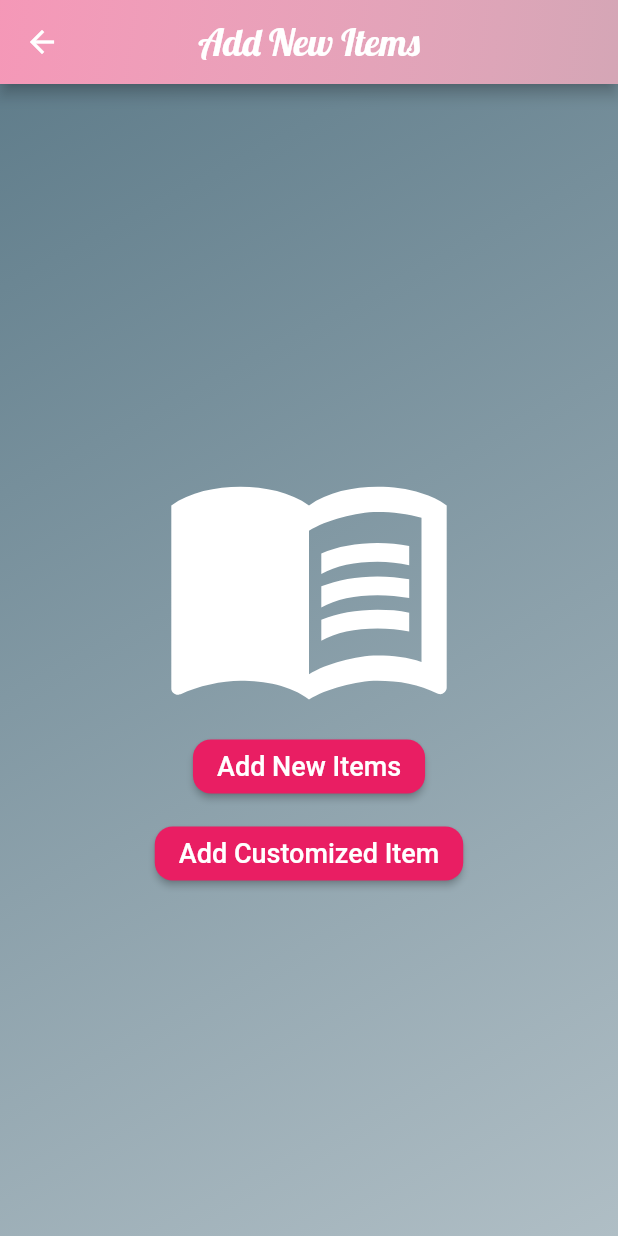
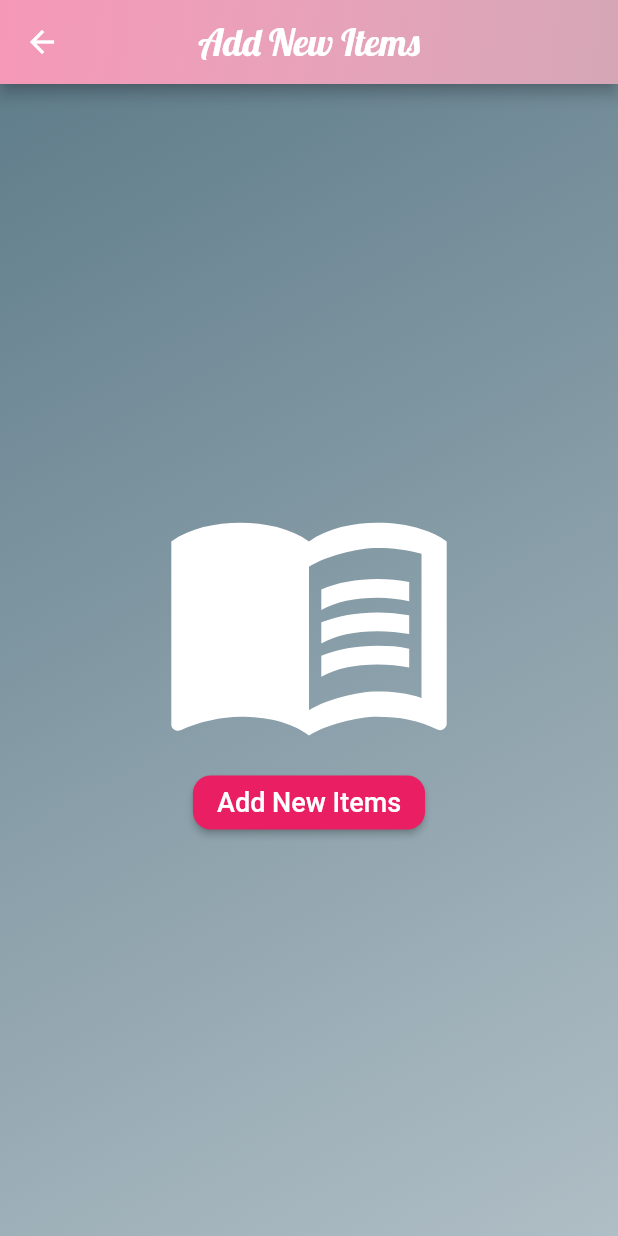
Before and after one commit to melisauzulu/cakery_app, a Flutter app: the ItemsUploadScreen screen opened directly, on a phone screen of 412 x 824 dp. Run offline on Flutter 3.47's test engine with Material 2 defaults, Android fonts, the phone set to English and light mode, and no system bars; our stand-ins replace cloud_firestore, firebase_auth, firebase_core, firebase_storage, fluttertoast, geocoding and 4 more; missing offline and left inert: cloud_firestore_web, dart:ffi, firebase_auth_web, firebase_core_web, firebase_storage_web, geolocator_web and 2 more; accounts and stored records are empty.

Commit message:
button fix

```diff
--- a/lib/uploadScreens/items_upload_screen.dart
+++ b/lib/uploadScreens/items_upload_screen.dart
@@ -115,29 +115,7 @@ defaultScreen(){
               },
             ),
             const SizedBox(height: 10),
-            ElevatedButton(
-              child: const Text(
-                "Add Customized Item",
-                style: TextStyle(
-                  color: Colors.white,
-                  fontSize: 18,
-                ),
-              ),
-              style: ButtonStyle(
-                backgroundColor: MaterialStateProperty.all<Color>(Colors.pink),
-                shape: MaterialStateProperty.all<RoundedRectangleBorder>(
-                  RoundedRectangleBorder(
-                    borderRadius: BorderRadius.circular(12),
-                  ),
-                ),
-              ),
-              onPressed: () {
-                Navigator.push(
-            context,
-            MaterialPageRoute(builder: (c) => const HomeScreen()),
-          );
-              },
-            ),
+
           ],
         ),
       ),
```
